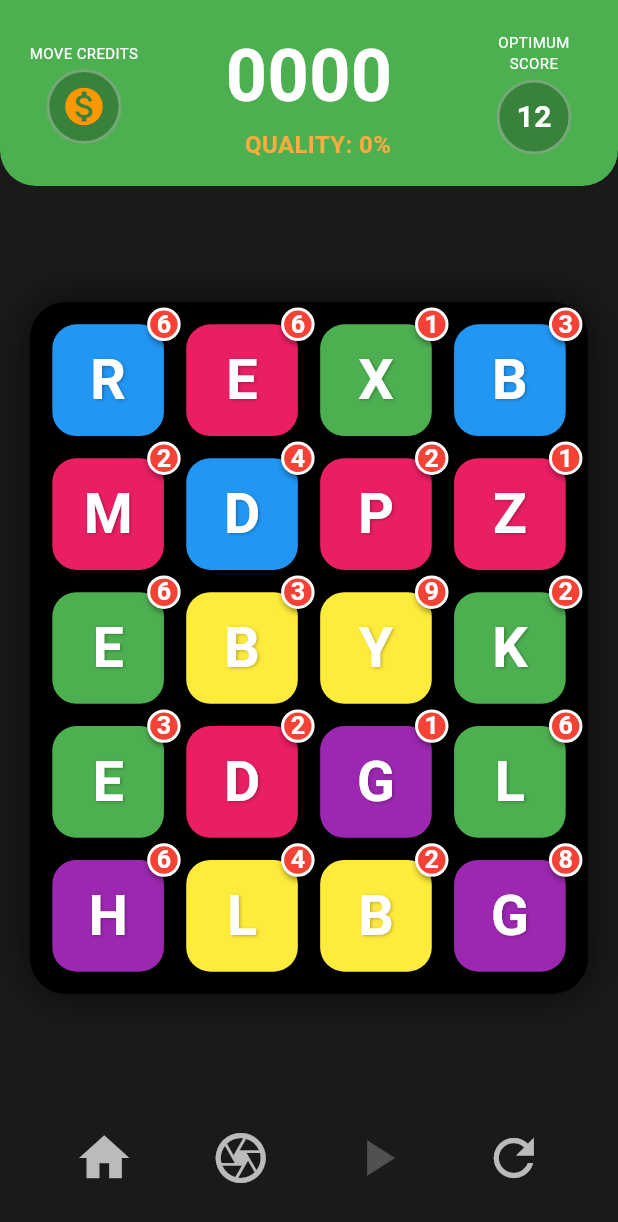
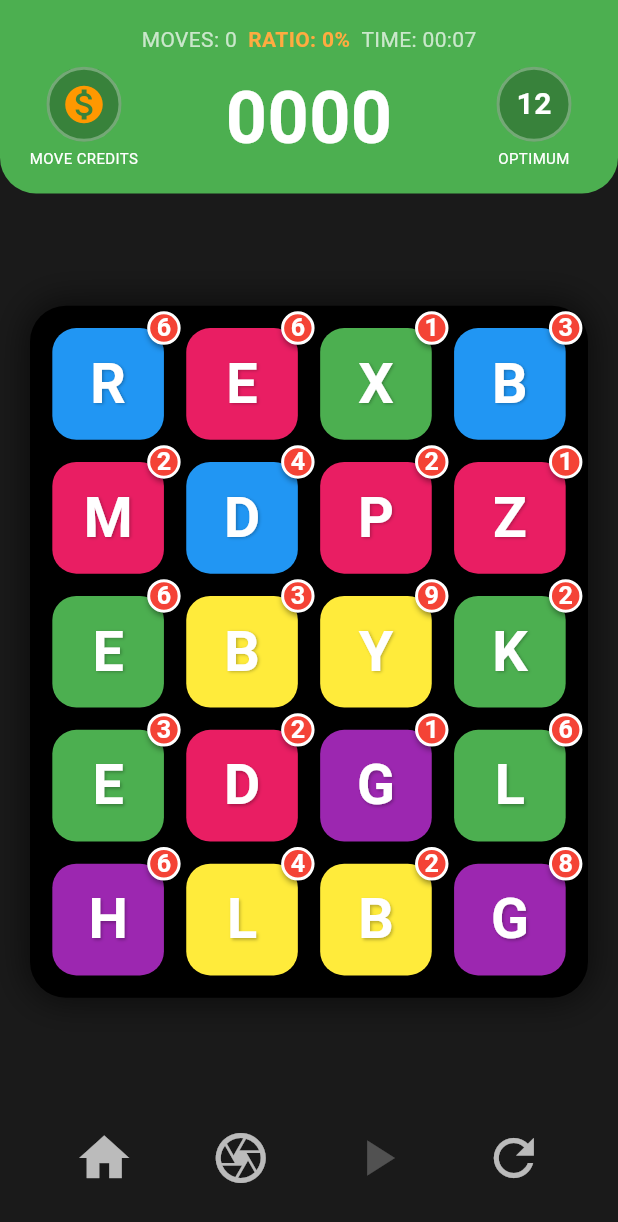
Before and after one commit to RettPop/badger, a Flutter app: the screen it shows after launch, on a phone screen of 412 x 824 dp. Shown: the top 1222 px of the screen. Run offline on Flutter 3.47's test engine with Material 3 defaults, Android fonts, the light colour scheme and no system bars.

Commit message:
Moving header elements here and there

```diff
--- a/lib/domain/logic/game_state.dart
+++ b/lib/domain/logic/game_state.dart
@@ -20,6 +20,19 @@ class GameState extends ChangeNotifier {
   // Quality tracking
   double sessionUserScore = 0;
   double sessionOptimumScore = 0;
+  int sessionMoves = 0;
+  DateTime? sessionStartTime;
+
+  Duration get sessionDuration => sessionStartTime != null
+      ? DateTime.now().difference(sessionStartTime!)
+      : Duration.zero;
+
+  String get sessionDurationString {
+    final d = sessionDuration;
+    final minutes = d.inMinutes.remainder(60).toString().padLeft(2, '0');
+    final seconds = d.inSeconds.remainder(60).toString().padLeft(2, '0');
+    return '$minutes:$seconds';
+  }
 
   double get moveQuality => sessionOptimumScore > 0 ? (sessionUserScore / sessionOptimumScore) : 0;
 
@@ -68,6 +81,8 @@ class GameState extends ChangeNotifier {
     previousOptimumScore = 0;
     sessionUserScore = 0;
     sessionOptimumScore = 0;
+    sessionMoves = 0;
+    sessionStartTime = DateTime.now();
     isPausedForSnapshot = false;
     showHint = false;
     userMatchTiles.clear();
@@ -261,6 +276,7 @@ class GameState extends ChangeNotifier {
       tiles[idx1] = newT1;
       tiles[idx2] = newT2;
 
+      sessionMoves++;
       notifyListeners();
       await Future.delayed(const Duration(milliseconds: 300));
 
--- a/lib/presentation/screens/game_screen.dart
+++ b/lib/presentation/screens/game_screen.dart
@@ -1,3 +1,4 @@
+import 'dart:async';
 import 'package:flutter/material.dart';
 import '../../domain/logic/game_state.dart';
 import '../widgets/board_widget.dart';
@@ -11,6 +12,21 @@ class GameScreen extends StatefulWidget {
 
 class _GameScreenState extends State<GameScreen> {
   final GameState _gameState = GameState();
+  Timer? _timer;
+
+  @override
+  void initState() {
+    super.initState();
+    _timer = Timer.periodic(const Duration(seconds: 1), (timer) {
+      if (mounted) setState(() {});
+    });
+  }
+
+  @override
+  void dispose() {
+    _timer?.cancel();
+    super.dispose();
+  }
 
   @override
   Widget build(BuildContext context) {
@@ -50,6 +66,7 @@ class _GameScreenState extends State<GameScreen> {
       ),
     );
   }
+
   Widget _buildTopBar() {
     return Container(
       padding: const EdgeInsets.all(16.0),
@@ -60,7 +77,30 @@ Widget _buildTopBar() {
           bottomRight: Radius.circular(24),
         ),
       ),
-    child: Row(
+      child: Column(
+        children: [
+          Row(
+            mainAxisAlignment: MainAxisAlignment.center,
+            children: [
+              Text(
+                'MOVES: ${_gameState.sessionMoves}  ',
+                style: const TextStyle(color: Colors.white70, fontSize: 14),
+              ),
+              Text(
+                'RATIO: ${(_gameState.moveQuality * 100).toStringAsFixed(0)}%  ',
+                style: const TextStyle(
+                    color: Colors.orangeAccent,
+                    fontSize: 14,
+                    fontWeight: FontWeight.bold),
+              ),
+              Text(
+                'TIME: ${_gameState.sessionDurationString}',
+                style: const TextStyle(color: Colors.white70, fontSize: 14),
+              ),
+            ],
+          ),
+          const SizedBox(height: 8),
+          Row(
             mainAxisAlignment: MainAxisAlignment.spaceBetween,
             children: [
               _buildInfoColumn('MOVE CREDITS', 'B', isIcon: true),
@@ -79,18 +119,19 @@ Widget _buildTopBar() {
                     children: [
                       if (_gameState.lastMoveScore != 0)
                         Text(
-                      'YOU: ${_gameState.lastMoveScore > 0 ? "+" : ""}${_gameState.lastMoveScore}  ',
-                      style: const TextStyle(color: Colors.white70, fontSize: 16),
+                          'LAST:${_gameState.lastMoveScore > 0 ? "+" : ""}${_gameState.lastMoveScore} ',
+                          style: const TextStyle(
+                              color: Colors.white,
+                              fontSize: 16,
+                              fontWeight: FontWeight.bold),
                         ),
                       if (_gameState.previousOptimumScore > 0)
                         Text(
-                      'BEST: +${_gameState.previousOptimumScore}',
-                      style: const TextStyle(color: Colors.blueAccent, fontSize: 16, fontWeight: FontWeight.bold),
-                    ),
-                  const SizedBox(width: 12),
-                  Text(
-                    'QUALITY: ${(_gameState.moveQuality * 100).toStringAsFixed(0)}%',
-                    style: const TextStyle(color: Colors.orangeAccent, fontSize: 16, fontWeight: FontWeight.bold),
+                          '(OPTIMUM:+${_gameState.previousOptimumScore})',
+                          style: const TextStyle(
+                              color: Colors.blueAccent,
+                              fontSize: 16,
+                              fontWeight: FontWeight.bold),
                         ),
                     ],
                   ),
@@ -98,7 +139,10 @@ Widget _buildTopBar() {
               ),
               GestureDetector(
                 onTap: () => _gameState.toggleHint(),
-            child: _buildInfoColumn('OPTIMUM SCORE', _gameState.optimumScore.toString()),
+                child: _buildInfoColumn(
+                    'OPTIMUM', _gameState.optimumScore.toString()),
+              ),
+            ],
           ),
         ],
       ),
@@ -108,15 +152,6 @@ Widget _buildTopBar() {
   Widget _buildInfoColumn(String label, String value, {bool isIcon = false}) {
     return Column(
       children: [
-        SizedBox(
-          width: 80,
-          child: Text(
-            label,
-            textAlign: TextAlign.center,
-            style: const TextStyle(color: Colors.white, fontSize: 10),
-          ),
-        ),
-        const SizedBox(height: 4),
         Container(
           width: 50,
           height: 50,
@@ -127,7 +162,8 @@ Widget _buildTopBar() {
           ),
           child: Center(
             child: isIcon
-                ? const Icon(Icons.monetization_on, color: Colors.orange, size: 30)
+                ? const Icon(Icons.monetization_on,
+                    color: Colors.orange, size: 30)
                 : Text(
                     value,
                     style: const TextStyle(
@@ -136,6 +172,15 @@ Widget _buildTopBar() {
                       fontWeight: FontWeight.bold,
                     ),
                   ),
+          ),
+        ),
+        const SizedBox(height: 4),
+        SizedBox(
+          width: 80,
+          child: Text(
+            label,
+            textAlign: TextAlign.center,
+            style: const TextStyle(color: Colors.white, fontSize: 10),
           ),
         ),
       ],
@@ -155,7 +200,8 @@ Widget _buildTopBar() {
           IconButton(
             icon: Icon(
               _gameState.isSnapshotMode ? Icons.camera : Icons.camera_outlined,
-              color: _gameState.isSnapshotMode ? Colors.blueAccent : Colors.white70,
+              color:
+                  _gameState.isSnapshotMode ? Colors.blueAccent : Colors.white70,
               size: 40,
             ),
             onPressed: () => _gameState.toggleSnapshotMode(),
@@ -163,10 +209,14 @@ Widget _buildTopBar() {
           IconButton(
             icon: Icon(
               Icons.play_arrow,
-              color: _gameState.isPausedForSnapshot ? Colors.greenAccent : Colors.white24,
+              color: _gameState.isPausedForSnapshot
+                  ? Colors.greenAccent
+                  : Colors.white24,
               size: 40,
             ),
-            onPressed: _gameState.isPausedForSnapshot ? () => _gameState.continueFromSnapshot() : null,
+            onPressed: _gameState.isPausedForSnapshot
+                ? () => _gameState.continueFromSnapshot()
+                : null,
           ),
           IconButton(
             icon: const Icon(Icons.refresh, color: Colors.white70, size: 40),
```
Lines whose indentation alone changed are shown as unchanged.
